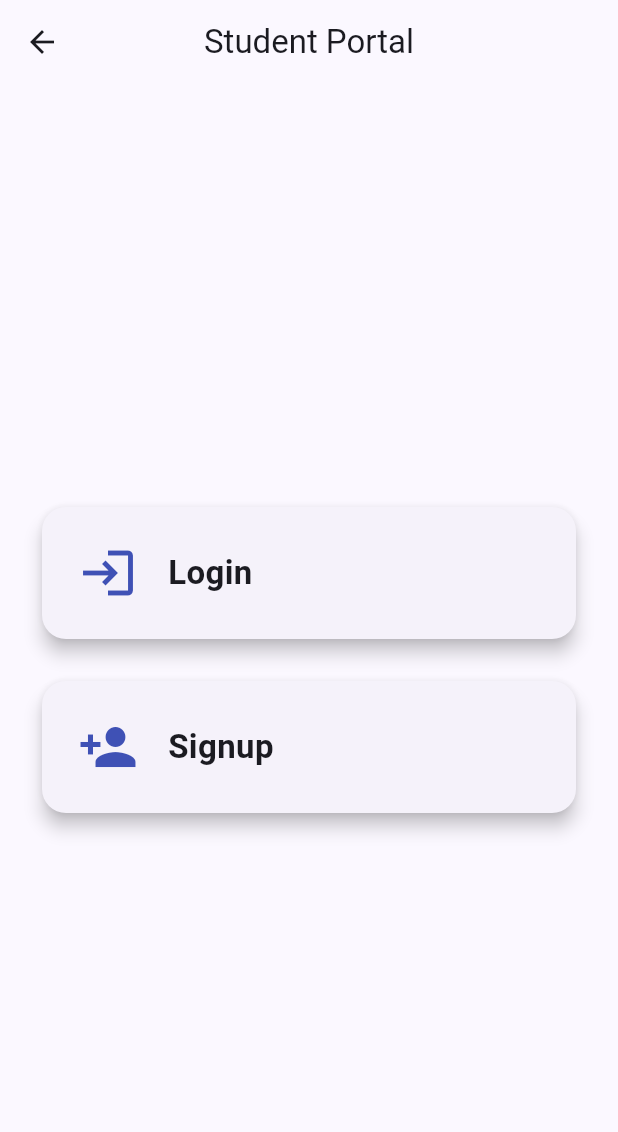
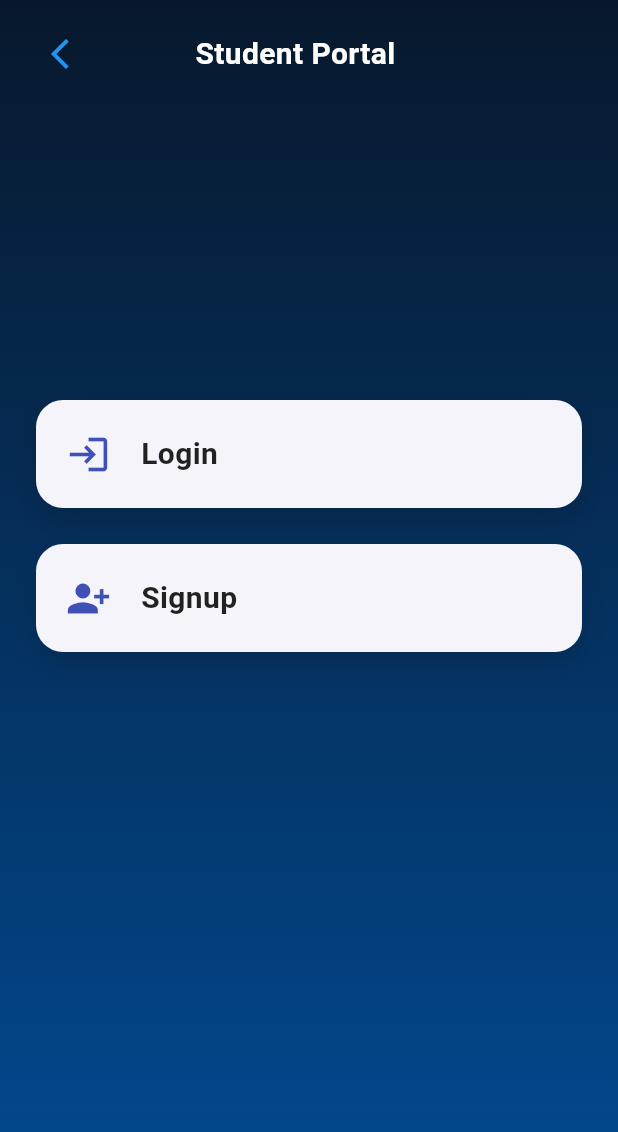
Before and after one commit to codenik01/Hackathon-2.0, a Flutter app: the screen it shows after launch, after a tap on "Student", on a phone screen of 412 x 824 dp. Shown: the top 1132 px of the screen. Run offline on Flutter 3.47's test engine with Material 3 defaults, Android fonts, the phone set to English and light mode, and no system bars; our stand-ins replace cloud_firestore, firebase_auth, firebase_core; accounts and stored records are empty; network calls fail.

Commit message:
design for sign up page

```diff
--- a/lib/main.dart
+++ b/lib/main.dart
@@ -141,6 +141,8 @@ class RoleSelectPage extends StatelessWidget {
 /// LOGIN / SIGNUP CHOICE
 ////////////////////////////////////////////////////////////
 
+
+
 class AuthChoicePage extends StatelessWidget {
   final UserRole role;
   const AuthChoicePage({super.key, required this.role});
@@ -148,68 +150,118 @@ class AuthChoicePage extends StatelessWidget {
   @override
   Widget build(BuildContext context) {
     return Scaffold(
-      appBar: AppBar(
-        title: Text(
-          role == UserRole.student ? "Student Portal" : "Faculty Portal",
+      body: Container(
+        width: double.infinity,
+        height: double.infinity,
+        decoration: const BoxDecoration(
+          gradient: LinearGradient(
+            colors: [Color(0xFF07182C), Color(0xFF024B94)],
+            begin: Alignment.topCenter,
+            end: Alignment.bottomCenter,
           ),
-        centerTitle: true,
         ),
-      body: Padding(
-        padding: const EdgeInsets.all(24),
+        child: SafeArea(
           child: Column(
-          mainAxisAlignment: MainAxisAlignment.center,
             children: [
+              // AppBar replacement (to match image)
+              Padding(
+                padding: const EdgeInsets.symmetric(horizontal: 16, vertical: 12),
+                child: Row(
+                  children: [
+                    IconButton(
+                      icon: const Icon(Icons.arrow_back_ios_new,
+                          color: Colors.blue),
+                      onPressed: () => Navigator.pop(context),
+                    ),
+                    const Spacer(),
+                    Text(
+                      role == UserRole.student
+                          ? "Student Portal"
+                          : "Faculty Portal",
+                      style: const TextStyle(
+                        fontSize: 20,
+                        fontWeight: FontWeight.w600,
+                        color: Colors.white,
+                      ),
+                    ),
+                    const Spacer(flex: 2),
+                  ],
+                ),
+              ),
+
+              const Spacer(),
+
+              // Login Card
               _authCard(
-              context,
                 icon: Icons.login,
                 title: "Login",
                 onTap: () {
                   Navigator.push(
                     context,
-                  MaterialPageRoute(builder: (_) => LoginPage(role: role)),
+                    MaterialPageRoute(
+                      builder: (_) => LoginPage(role: role),
+                    ),
                   );
                 },
               ),
-            const SizedBox(height: 20),
+
+              const SizedBox(height: 24),
+
+              // Signup Card
               _authCard(
-              context,
-              icon: Icons.person_add,
+                icon: Icons.person_add_alt_1,
                 title: "Signup",
                 onTap: () {
                   Navigator.push(
                     context,
-                  MaterialPageRoute(builder: (_) => SignupPage(role: role)),
+                    MaterialPageRoute(
+                      builder: (_) => SignupPage(role: role),
+                    ),
                   );
                 },
               ),
+
+              const Spacer(flex: 2),
             ],
+          ),
         ),
       ),
     );
   }
 
-  Widget _authCard(
-    BuildContext context, {
+  Widget _authCard({
     required IconData icon,
     required String title,
     required VoidCallback onTap,
   }) {
-    return InkWell(
+    return Padding(
+      padding: const EdgeInsets.symmetric(horizontal: 24),
+      child: GestureDetector(
         onTap: onTap,
-      child: Card(
-        elevation: 5,
-        shape: RoundedRectangleBorder(borderRadius: BorderRadius.circular(16)),
-        child: Padding(
-          padding: const EdgeInsets.all(24),
+        child: Container(
+          height: 72,
+          decoration: BoxDecoration(
+            color: const Color(0xFFF5F4FA),
+            borderRadius: BorderRadius.circular(18),
+            boxShadow: [
+              BoxShadow(
+                color: Colors.black.withOpacity(0.15),
+                blurRadius: 15,
+                offset: const Offset(0, 8),
+              ),
+            ],
+          ),
           child: Row(
             children: [
-              Icon(icon, size: 40, color: Colors.indigo),
+              const SizedBox(width: 20),
+              Icon(icon, size: 30, color: Colors.indigo),
               const SizedBox(width: 20),
               Text(
                 title,
                 style: const TextStyle(
-                  fontSize: 22,
+                  fontSize: 20,
                   fontWeight: FontWeight.w600,
+                  color: Colors.black87,
                 ),
               ),
             ],
@@ -219,6 +271,7 @@ class AuthChoicePage extends StatelessWidget {
     );
   }
 }
+
 
 ////////////////////////////////////////////////////////////
 /// HOME PAGE
```
Lines whose indentation alone changed are shown as unchanged.
